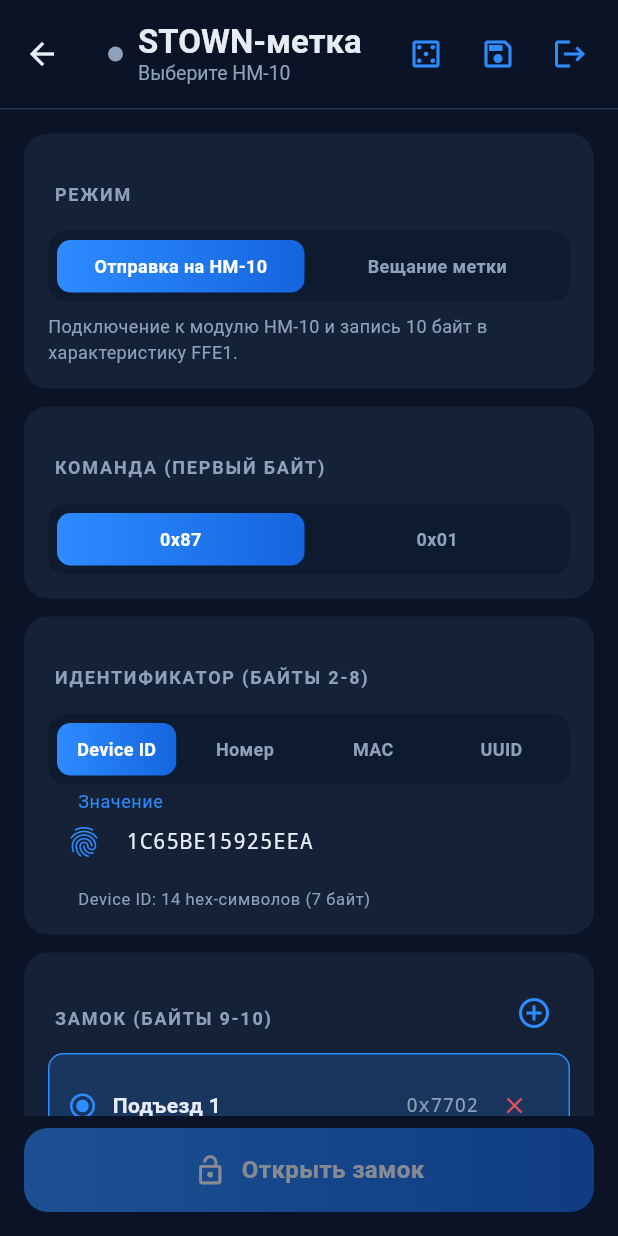
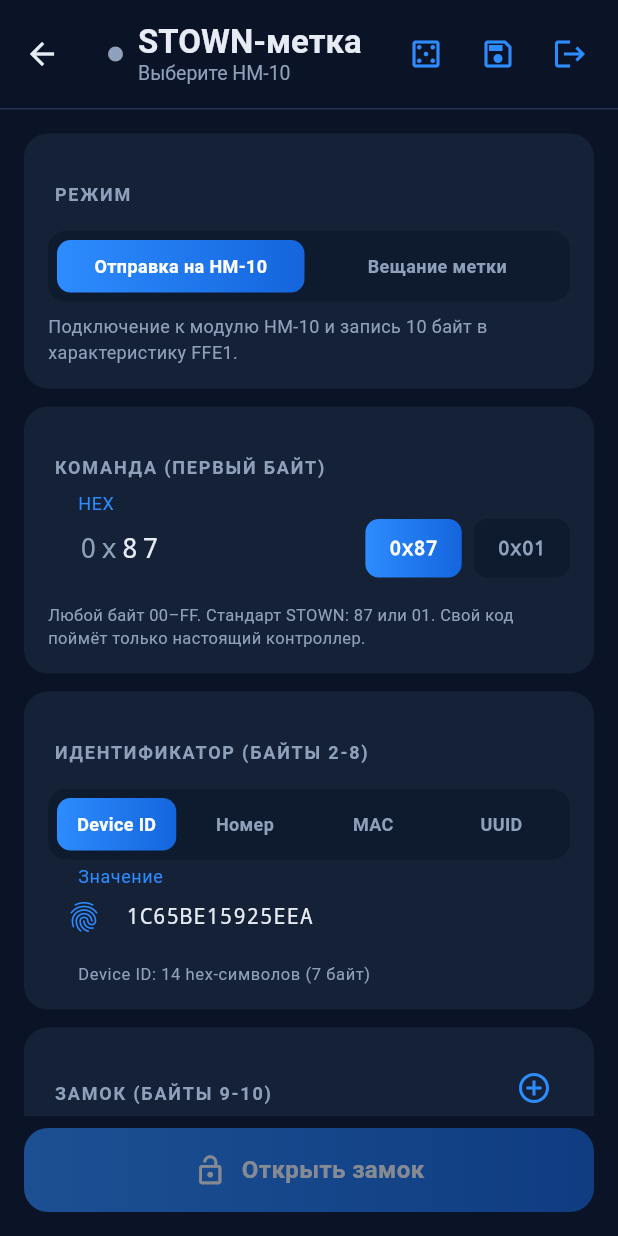
Before and after one commit to krealix/ble-access-control, a Flutter app: the StownScreen screen opened directly, after a tap on "0x87", on a phone screen of 412 x 824 dp. Run offline on Flutter 3.47's test engine with Material 3 defaults, Android fonts, the light colour scheme and no system bars; our stand-ins replace flutter_blue_plus, permission_handler, shared_preferences, wakelock_plus; missing offline and left inert: flutter_ble_peripheral, mqtt_client; accounts and stored records are empty.

Commit message:
ble-beacon-app v1.5: ручной ввод команды (первого байта) в STOWN-метке
Блок «Команда» теперь — свободное HEX-поле (00–FF) с быстрыми пресетами
0x87/0x01 вместо жёсткого выбора из двух значений. Значение идёт в пакет
и при вещании, и при отправке на HM-10.

```diff
--- a/ble-beacon-app/lib/screens/stown_screen.dart
+++ b/ble-beacon-app/lib/screens/stown_screen.dart
@@ -42,6 +42,7 @@
   String? _selectedName;
   final List<String> _sendLog = [];
 
+  final _cmdCtrl = TextEditingController();
   final _idCtrl = TextEditingController();
   final _companyCtrl = TextEditingController();
   final _serviceCtrl = TextEditingController();
@@ -57,6 +58,7 @@
   void dispose() {
     _scanSub?.cancel();
     _sender.stopScan();
+    _cmdCtrl.dispose();
     _idCtrl.dispose();
     _companyCtrl.dispose();
     _serviceCtrl.dispose();
@@ -69,6 +71,7 @@
     if (!mounted) return;
     setState(() {
       _config = cfg;
+      _cmdCtrl.text = _hex2(cfg.command);
       _idCtrl.text = cfg.identifierValueFor(cfg.identifierMode);
       _companyCtrl.text = '0x${cfg.companyId.toRadixString(16).padLeft(4, '0').toUpperCase()}';
       _serviceCtrl.text = cfg.serviceUuid;
@@ -561,14 +564,104 @@
         children: [
           const SectionLabel('Команда (первый байт)'),
           const SizedBox(height: 8),
-          _segment<int>(
-            options: const {kCmdOpen87: '0x87', kCmdOpen01: '0x01'},
-            value: _config.command,
-            onChanged: (v) => setState(() => _config = _config.copyWith(command: v)),
+          Row(
+            crossAxisAlignment: CrossAxisAlignment.center,
+            children: [
+              // Свободный ввод байта в hex (00–FF).
+              SizedBox(
+                width: 104,
+                child: TextField(
+                  controller: _cmdCtrl,
+                  enabled: !_advertising,
+                  textCapitalization: TextCapitalization.characters,
+                  inputFormatters: [
+                    FilteringTextInputFormatter.allow(RegExp('[0-9a-fA-F]')),
+                    LengthLimitingTextInputFormatter(2),
+                  ],
+                  onChanged: _onCommandHexChanged,
+                  style: const TextStyle(
+                    color: AppColors.onSurface,
+                    fontFamily: 'monospace',
+                    fontSize: 18,
+                    letterSpacing: 3,
+                  ),
+                  decoration: const InputDecoration(
+                    labelText: 'HEX',
+                    prefixText: '0x',
+                  ),
+                ),
+              ),
+              const SizedBox(width: 12),
+              // Быстрые пресеты стандартных команд STOWN.
+              Expanded(
+                child: Wrap(
+                  spacing: 8,
+                  runSpacing: 8,
+                  alignment: WrapAlignment.end,
+                  children: [
+                    _cmdPreset(kCmdOpen87),
+                    _cmdPreset(kCmdOpen01),
+                  ],
+                ),
+              ),
+            ],
+          ),
+          const SizedBox(height: 8),
+          const Text(
+            'Любой байт 00–FF. Стандарт STOWN: 87 или 01. '
+            'Свой код поймёт только настоящий контроллер.',
+            style: TextStyle(
+              color: AppColors.onSurfaceMuted,
+              fontSize: 11,
+              height: 1.4,
+            ),
           ),
         ],
       ),
     );
+  }
+
+  /// Кнопка-пресет команды (подсвечивается, если совпадает с текущим байтом).
+  Widget _cmdPreset(int value) {
+    final selected = _config.command == value;
+    return GestureDetector(
+      onTap: _advertising ? null : () => _setCommand(value),
+      child: Container(
+        padding: const EdgeInsets.symmetric(horizontal: 16, vertical: 10),
+        decoration: BoxDecoration(
+          gradient: selected ? primaryGradient : null,
+          color: selected ? null : AppColors.surfaceDim,
+          borderRadius: BorderRadius.circular(9),
+        ),
+        child: Text(
+          '0x${_hex2(value)}',
+          style: TextStyle(
+            color: selected ? Colors.white : AppColors.onSurfaceMuted,
+            fontWeight: FontWeight.w600,
+            fontSize: 13,
+            fontFamily: 'monospace',
+          ),
+        ),
+      ),
+    );
+  }
+
+  /// Байт → две заглавные hex-цифры ('87').
+  String _hex2(int b) => b.toRadixString(16).padLeft(2, '0').toUpperCase();
+
+  /// Ручной ввод hex: парсим и кладём в config (пустое/некорректное игнорируем).
+  void _onCommandHexChanged(String s) {
+    final v = int.tryParse(s.trim(), radix: 16);
+    if (v == null) return;
+    setState(() => _config = _config.copyWith(command: v & 0xFF));
+  }
+
+  /// Выбор пресета: пишем и в config, и в поле ввода.
+  void _setCommand(int value) {
+    setState(() {
+      _config = _config.copyWith(command: value);
+      _cmdCtrl.text = _hex2(value);
+    });
   }
 
   Widget _identifierCard() {
--- a/ble-beacon-app/pubspec.yaml
+++ b/ble-beacon-app/pubspec.yaml
@@ -2,7 +2,7 @@
 description: "BLE Beacon Generator and Scanner."
 publish_to: 'none'
 
-version: 1.4.0+5
+version: 1.5.0+6
 
 environment:
   sdk: ^3.11.5
```
